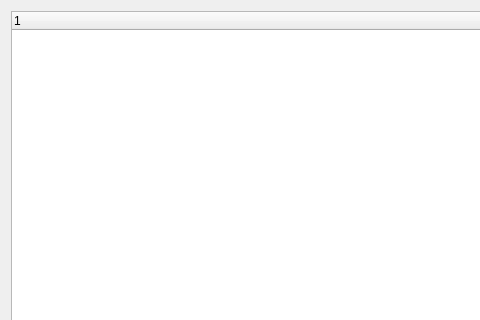
robocomp/LearnBlock, file learnbot_dsl/guis/help.ui: the form before one commit; both pictures show x 0 to 480 and y 0 to 320 of the 902 by 734 pixel window.
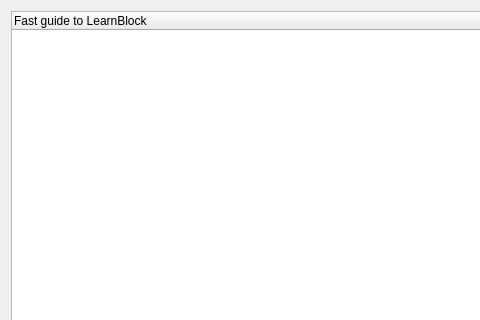
The form after the commit.

Diff of the .ui file:
```diff
--- a/learnbot_dsl/guis/help.ui
+++ b/learnbot_dsl/guis/help.ui
@@ -34,7 +34,7 @@
       </property>
       <column>
        <property name="text">
-        <string notr="true">1</string>
+        <string notr="true">Fast guide to LearnBlock</string>
        </property>
       </column>
      </widget>
```
Left out of the diff: 2 changed lines with no effect on the pictures.
